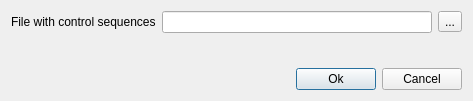
This is src/plugins/expert_discovery/src/ui/ExpertDiscoveryControlDialog.ui in violethaze74/ugene as Qt 5 draws it before an edit. The edited form follows.
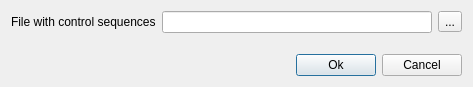
This is the edited form. Icons and pictures are not drawn.

```diff
--- a/src/plugins/expert_discovery/src/ui/ExpertDiscoveryControlDialog.ui
+++ b/src/plugins/expert_discovery/src/ui/ExpertDiscoveryControlDialog.ui
@@ -10,7 +10,7 @@
     <x>0</x>
     <y>0</y>
     <width>473</width>
-    <height>101</height>
+    <height>87</height>
    </rect>
   </property>
   <property name="sizePolicy">
```
